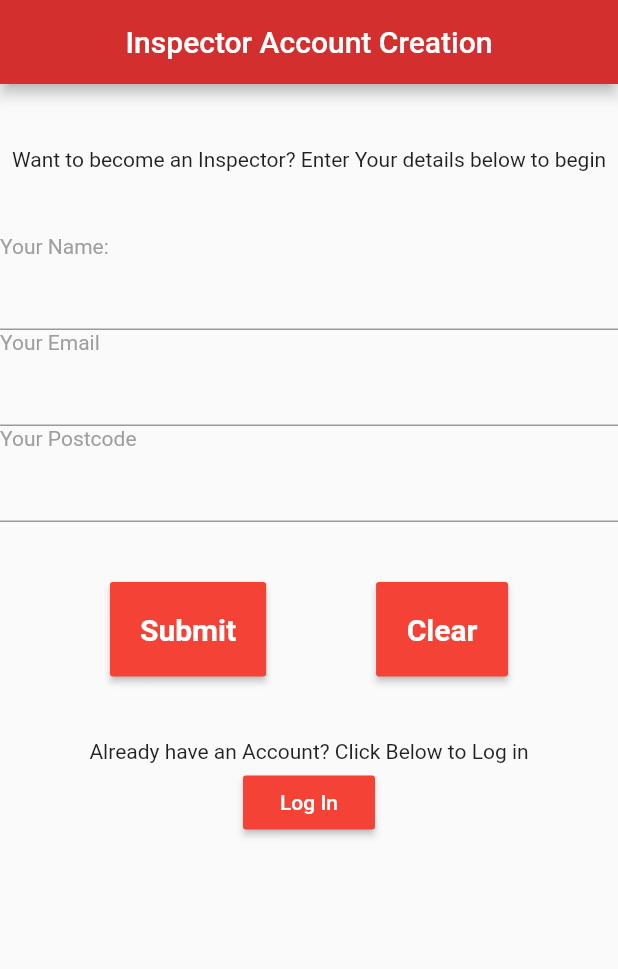
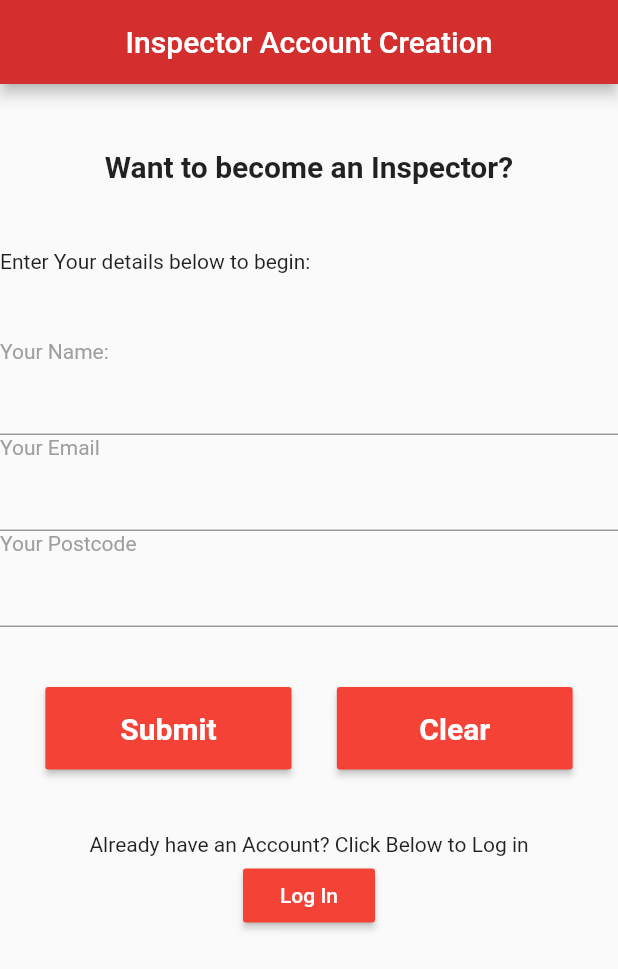
Before and after one commit to KenKhor/Hackathon2019, a Flutter app: the InspectorForm screen opened directly, on a phone screen of 412 x 824 dp. Shown: the top 969 px of the screen. Run offline on Flutter 3.47's test engine with Material 2 defaults, Android fonts, the phone set to English and light mode, and no system bars; our stand-ins replace google_maps_flutter.

Commit message:
asthetic 2

```diff
--- a/hackthon_2019/lib/main.dart
+++ b/hackthon_2019/lib/main.dart
@@ -316,9 +316,21 @@ class _InspectorFormState extends State<InspectorForm> {
             height: 40,
           ),
           new Container(
-            height: 20,
+            height: 30,
             alignment: Alignment(0.0, 0.0),
-            child: Text("Want to become an Inspector? Enter Your details below to begin")
+            child: Text("Want to become an Inspector?",
+                style: TextStyle(
+                  fontWeight: FontWeight.bold,
+                  fontSize: 20,
+                ))
+          ),
+          new Container(
+            height: 40,
+          ),
+          new Container(
+              height: 20,
+              //alignment: Alignment(0.0, 0.0),
+              child: Text("Enter Your details below to begin:")
           ),
           new Container(
             height: 40,
@@ -357,7 +369,7 @@ class _InspectorFormState extends State<InspectorForm> {
             mainAxisAlignment: MainAxisAlignment.spaceEvenly,
             children: [
               new RaisedButton(
-                padding: const EdgeInsets.all(20.0),
+                padding: EdgeInsets.symmetric(vertical: 16.0, horizontal: 50.0),
                 textColor: Colors.white,
                 color: Colors.red,
                 onPressed: () {
@@ -370,7 +382,7 @@ class _InspectorFormState extends State<InspectorForm> {
                 )),
               ),
               new RaisedButton(
-                padding: const EdgeInsets.all(20.0),
+                padding: EdgeInsets.symmetric(vertical: 16.0, horizontal: 55.0),
                 textColor: Colors.white,
                 color: Colors.red,
                 onPressed: empty,
```
